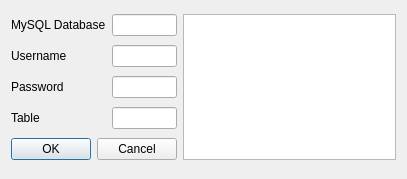
First picture: the form in ui/sql_setup.ui, repository AeroNotix/freepoint, before the edit.
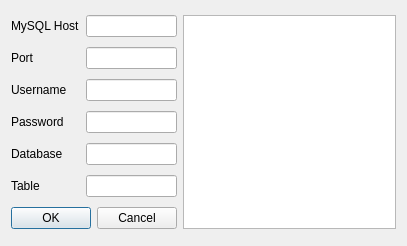
Second picture: the form after the edit.

Commit message: Fixed a couple of bugs and added new UI Elements such as menu item to invoke the connection settings dialog and a quit button

What changed in the file:
```diff
--- a/ui/sql_setup.ui
+++ b/ui/sql_setup.ui
@@ -7,14 +7,14 @@
     <x>0</x>
     <y>0</y>
     <width>407</width>
-    <height>179</height>
+    <height>246</height>
    </rect>
   </property>
   <property name="windowTitle">
    <string>Form</string>
   </property>
   <layout class="QGridLayout" name="gridLayout">
-   <item row="0" column="2" rowspan="5">
+   <item row="0" column="2" rowspan="7">
     <widget class="QTextEdit" name="txt_sql_entry"/>
    </item>
    <item row="0" column="1">
@@ -23,14 +23,14 @@
    <item row="0" column="0">
     <widget class="QLabel" name="lbl_db_name_field">
      <property name="text">
-      <string>MySQL Database</string>
+      <string>MySQL Host</string>
      </property>
      <property name="buddy">
       <cstring>txt_sql_db</cstring>
      </property>
     </widget>
    </item>
-   <item row="1" column="0">
+   <item row="2" column="0">
     <widget class="QLabel" name="lbl_username_field">
      <property name="text">
       <string>Username</string>
@@ -40,10 +40,10 @@
      </property>
     </widget>
    </item>
-   <item row="1" column="1">
+   <item row="2" column="1">
     <widget class="QLineEdit" name="txt_username"/>
    </item>
-   <item row="2" column="0">
+   <item row="3" column="0">
     <widget class="QLabel" name="lbl_password_field">
      <property name="text">
       <string>Password</string>
@@ -53,29 +53,49 @@
      </property>
     </widget>
    </item>
-   <item row="2" column="1">
+   <item row="3" column="1">
     <widget class="QLineEdit" name="txt_password"/>
    </item>
-   <item row="3" column="0">
+   <item row="4" column="0">
     <widget class="QLabel" name="label_4">
      <property name="text">
-      <string>Table</string>
+      <string>Database</string>
      </property>
      <property name="buddy">
       <cstring>txt_table</cstring>
      </property>
     </widget>
    </item>
-   <item row="3" column="1">
-    <widget class="QLineEdit" name="txt_table"/>
+   <item row="4" column="1">
+    <widget class="QLineEdit" name="txt_database"/>
    </item>
-   <item row="4" column="0" colspan="2">
+   <item row="6" column="0" colspan="2">
     <widget class="QDialogButtonBox" name="buttonBox">
      <property name="standardButtons">
       <set>QDialogButtonBox::Cancel|QDialogButtonBox::Ok</set>
      </property>
     </widget>
    </item>
+   <item row="5" column="1">
+    <widget class="QLineEdit" name="txt_table"/>
+   </item>
+   <item row="5" column="0">
+    <widget class="QLabel" name="label">
+     <property name="text">
+      <string>Table</string>
+     </property>
+    </widget>
+   </item>
+   <item row="1" column="1">
+    <widget class="QLineEdit" name="txt_port"/>
+   </item>
+   <item row="1" column="0">
+    <widget class="QLabel" name="label_2">
+     <property name="text">
+      <string>Port</string>
+     </property>
+    </widget>
+   </item>
   </layout>
  </widget>
  <resources/>
```
Left out of the diff: 33 changed lines with no effect on the pictures. The commit also changes 5 other files.
